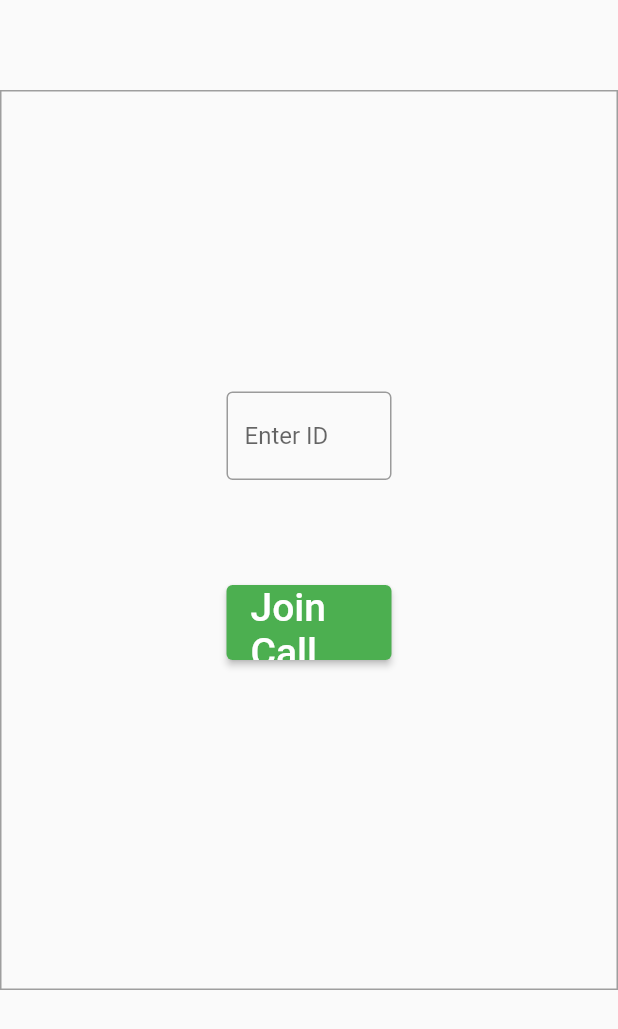
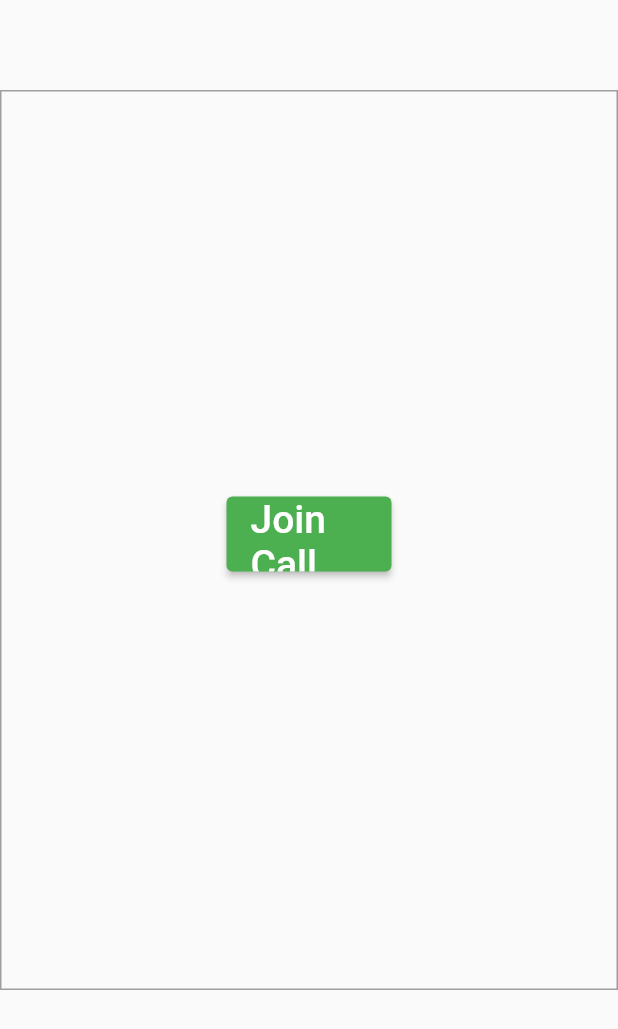
Before and after one commit to Gowsalyanatraj/video_call_flutter_demo, a Flutter app: the screen it shows after launch, on a phone screen of 412 x 824 dp. Shown: the top 1029 px of the screen. Run offline on Flutter 3.47's test engine with Material 2 defaults, Android fonts, the phone set to English and light mode, and no system bars.

Commit message:
fix: textfield

```diff
--- a/lib/main.dart
+++ b/lib/main.dart
@@ -38,14 +38,7 @@ class HomePage extends StatelessWidget {
                       const EdgeInsets.only(top: 200, left: 150, right: 150),
                   child: Column(
                     children: [
-                      TextField(
-                        decoration: InputDecoration(
-                            hintText: 'Enter ID',
-                            border: OutlineInputBorder(
-                                borderSide: BorderSide(color: Colors.grey)),
-                            focusedBorder: OutlineInputBorder(
-                                borderSide: BorderSide(color: Colors.green))),
-                      ),
+
                       SizedBox(height: 70),
                       Container(
                           height: 50,
```
